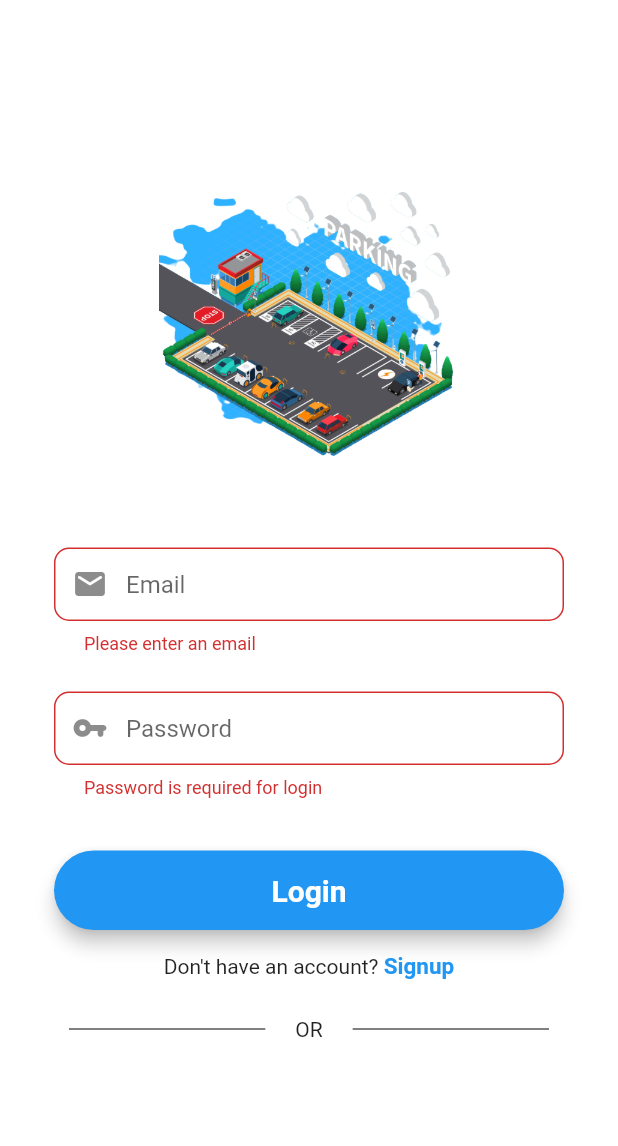
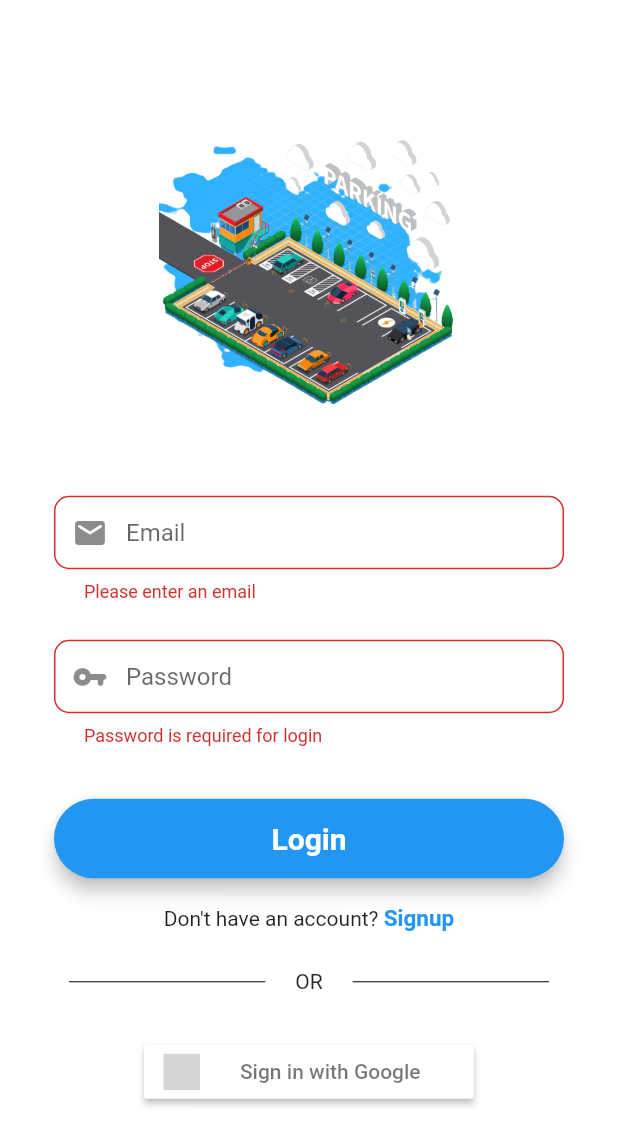
Before and after one commit to Silencesoulz/muvmee_flutter_project, a Flutter app: the screen it shows after launch, after a tap on "Login", on a phone screen of 412 x 824 dp. Shown: the top 1146 px of the screen. Run offline on Flutter 3.47's test engine with Material 2 defaults, Android fonts, the phone set to English and light mode, and no system bars; our stand-ins replace camera, cloud_firestore, curved_navigation_bar, firebase_auth, firebase_core, flutter_settings_screens and 3 more; accounts and stored records are empty; grey boxes are pictures that could not be loaded.

Commit message:
google auth success

```diff
--- /dev/null
+++ b/lib/google_page_control.dart
@@ -0,0 +1,26 @@
+import 'package:flutter/material.dart';
+import 'package:firebase_auth/firebase_auth.dart';
+import 'package:flutter_tutorial/login.dart';
+import 'package:flutter_tutorial/pagecontrol.dart';
+
+class GooglePageControl extends StatelessWidget {
+  const GooglePageControl({Key? key}) : super(key: key);
+
+  @override
+  Widget build(BuildContext context) => Scaffold(
+        body: StreamBuilder(
+          stream: FirebaseAuth.instance.authStateChanges(),
+          builder: (context, snapshot) {
+            if (snapshot.connectionState == ConnectionState.waiting) {
+              return Center(child: CircularProgressIndicator());
+            } else if (snapshot.hasData) {
+              return PageControl();
+            } else if (snapshot.hasError) {
+              return Center(child: Text('Something Went Wrong!'));
+            } else {
+              return LoginScreen();
+            }
+          },
+        ),
+      );
+}
--- a/lib/login.dart
+++ b/lib/login.dart
@@ -1,10 +1,11 @@
 import 'package:firebase_auth/firebase_auth.dart';
 import 'package:flutter/material.dart';
-import 'package:flutter_tutorial/camerascreen.dart';
+import 'package:flutter_tutorial/google_sign_in.dart';
 import 'package:flutter_tutorial/pagecontrol.dart';
 import 'package:flutter_tutorial/register.dart';
-import 'package:flutter_tutorial/homepage.dart';
 import 'package:fluttertoast/fluttertoast.dart';
+import 'package:flutter_signin_button/flutter_signin_button.dart';
+import 'package:provider/provider.dart';
 
 class LoginScreen extends StatefulWidget {
   const LoginScreen({Key? key}) : super(key: key);
@@ -136,7 +137,7 @@ class _LoginScreenState extends State<LoginScreen> {
                     ),
                     loginButton,
                     SizedBox(
-                      height: 15,
+                      height: 18,
                     ),
                     Row(
                       mainAxisAlignment: MainAxisAlignment.center,
@@ -185,6 +186,19 @@ class _LoginScreenState extends State<LoginScreen> {
                             )),
                       ),
                     ]),
+                    SizedBox(
+                      height: 18,
+                    ),
+                    SignInButton(
+                      Buttons.Google,
+                      text: "    Sign in with Google",
+                      onPressed: () {
+                        final provider = Provider.of<GoogleSignInProvider>(
+                            context,
+                            listen: false);
+                        provider.googleLogin();
+                      },
+                    )
                   ],
                 ),
               ),
@@ -206,7 +220,7 @@ class _LoginScreenState extends State<LoginScreen> {
                     MaterialPageRoute(builder: (context) => PageControl()))
               })
           .catchError((e) {
-        Fluttertoast.showToast(msg: e!.message);
+        Fluttertoast.showToast(msg: e!.message, backgroundColor: Colors.red);
       });
     }
   }
--- a/lib/main.dart
+++ b/lib/main.dart
@@ -1,7 +1,9 @@
 import 'package:camera/camera.dart';
 import 'package:flutter/material.dart';
+import 'package:flutter_tutorial/google_sign_in.dart';
 import 'package:flutter_tutorial/splashscreen.dart';
 import 'package:firebase_core/firebase_core.dart';
+import 'package:provider/provider.dart';
 
 List<CameraDescription> cameras = [];
 Future<void> main() async {
@@ -13,14 +15,15 @@ Future<void> main() async {
 
 class MyApp extends StatelessWidget {
   @override
-  Widget build(BuildContext context) {
-    return MaterialApp(
+  Widget build(BuildContext context) => ChangeNotifierProvider(
+        create: (context) => GoogleSignInProvider(),
+        child: MaterialApp(
           title: 'MuvMee',
           debugShowCheckedModeBanner: false,
           theme: ThemeData(
             primarySwatch: Colors.blue,
           ),
           home: SplashScreen(),
+        ),
       );
 }
-}
--- a/lib/splashscreen.dart
+++ b/lib/splashscreen.dart
@@ -1,4 +1,5 @@
 import 'package:flutter/material.dart';
+import 'package:flutter_tutorial/google_page_control.dart';
 import 'dart:async';
 import 'package:flutter_tutorial/login.dart';
 
@@ -16,8 +17,8 @@ class _SplashScreenState extends State<SplashScreen> {
     super.initState();
     Timer(
         Duration(seconds: 3),
-        () => Navigator.pushReplacement(
-            context, MaterialPageRoute(builder: (context) => LoginScreen())));
+        () => Navigator.pushReplacement(context,
+            MaterialPageRoute(builder: (context) => GooglePageControl())));
   }
 
   @override
@@ -30,7 +31,11 @@ class _SplashScreenState extends State<SplashScreen> {
               gradient: LinearGradient(
                   begin: Alignment.topRight,
                   end: Alignment.bottomRight,
-                  colors: [Color(0xFFF6F6F6), Color(0xFF1597E5)])),
+                  colors: [
+                Color(0xFFFFFFFF),
+                Color(0xFFF6F6F6),
+                Color(0xFF1597E5)
+              ])),
           child: Column(
             crossAxisAlignment: CrossAxisAlignment.center,
             mainAxisAlignment: MainAxisAlignment.spaceAround,
```
Also changed, not shown: lib/google_sign_in.dart (added, +33 -0 lines), lib/settingpage.dart (+8 -2 lines), pubspec.yaml (+9 -9 lines), pubspec.lock, 69 other files. Lines whose indentation alone changed are shown as unchanged.
